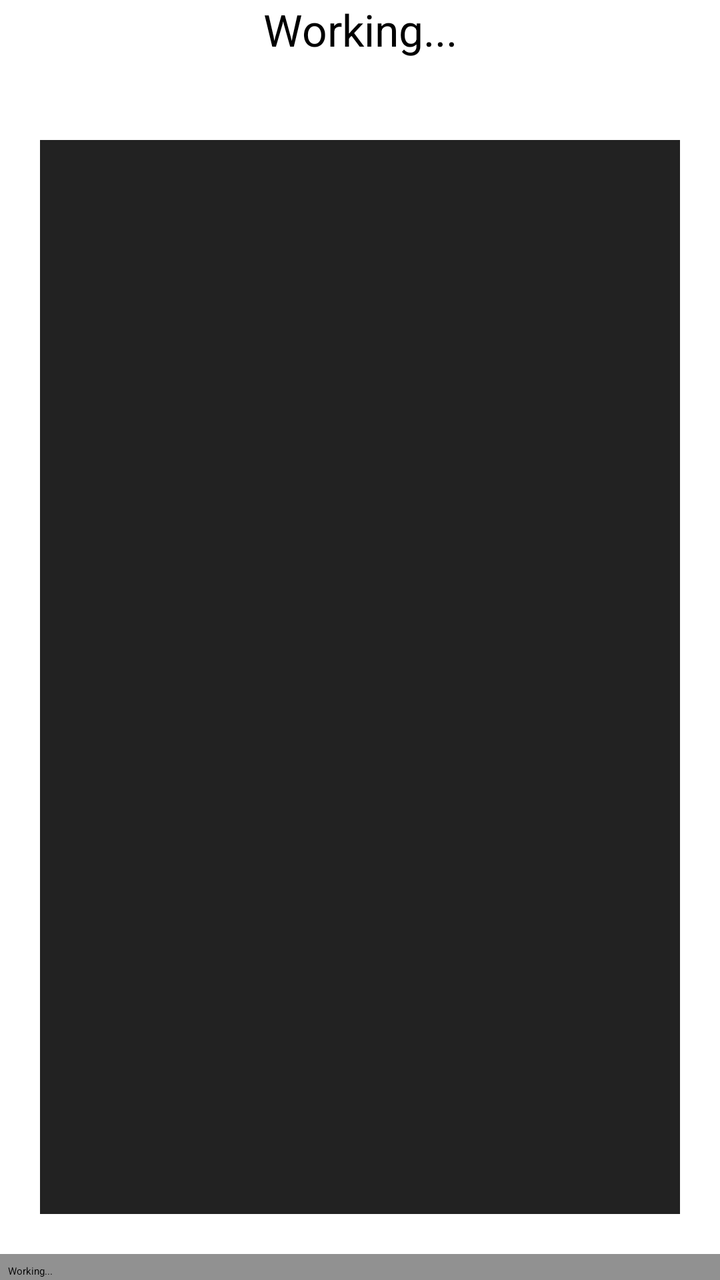
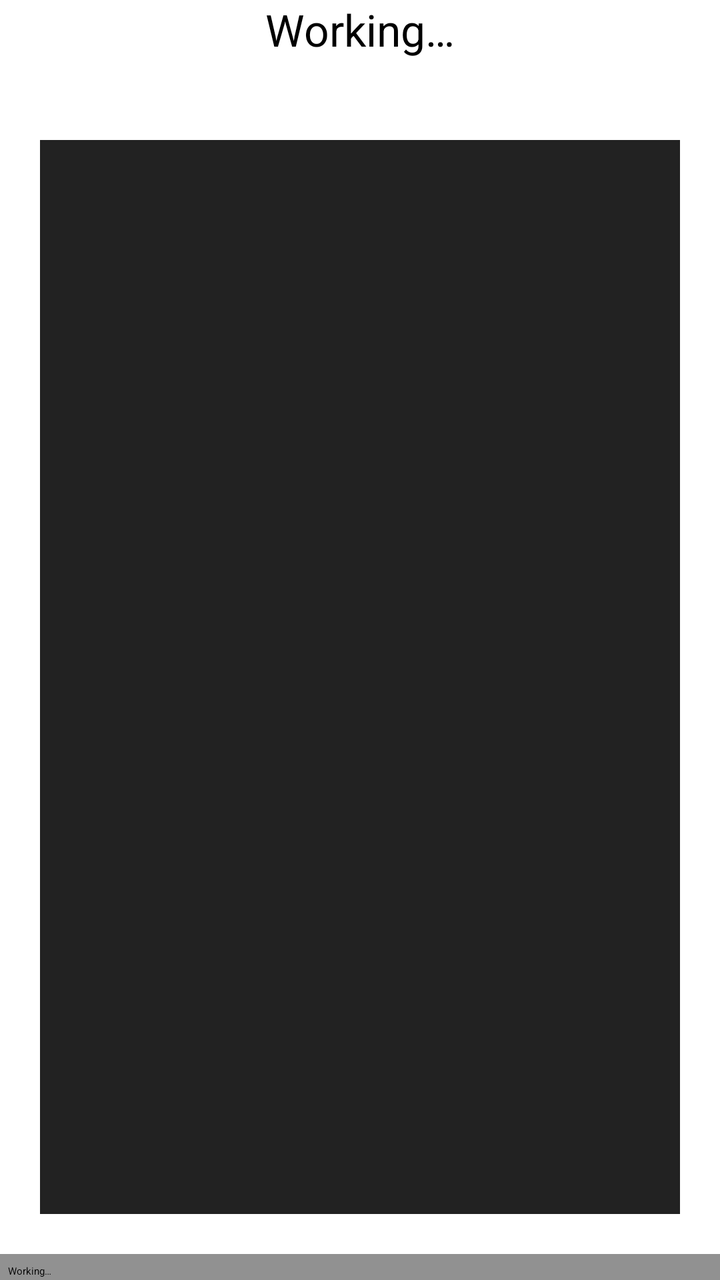

Screens rendered from an Android XML layout before and after an edit, with the pre-edit source and the edit as a unified diff.
<!-- AndroidManifest.xml: activity theme Theme.Superuser -->
<!-- res/layout/fragment_updater.xml -->
<?xml version="1.0" encoding="utf-8"?>
<RelativeLayout xmlns:android="http://schemas.android.com/apk/res/android"
    android:id="@+id/home_root"
    android:orientation="vertical"
    android:layout_width="fill_parent"
    android:layout_height="fill_parent"
    android:background="@android:color/white">

    <TextView android:id="@+id/status"
        style="@android:style/TextAppearance.Large"
        android:layout_width="fill_parent"
        android:layout_height="wrap_content"
        android:layout_alignParentTop="true"
        android:layout_centerHorizontal="true"
        android:gravity="center"
        android:text="@string/updater_working" />

    <ListView android:id="@android:id/list"
        android:layout_width="wrap_content"
        android:layout_height="match_parent"
        android:layout_alignParentTop="true"
        android:layout_above="@+id/button_bar"
        android:layout_alignParentLeft="true"
        android:layout_alignParentRight="true"
        android:layout_marginTop="70dip"
        android:layout_marginBottom="20dip"
        android:layout_marginLeft="20dip"
        android:layout_marginRight="20dip"
        android:padding="3dp"
        android:divider="@android:color/transparent"
        android:listSelector="@android:color/transparent"
        android:cacheColorHint="@color/console_background"
        android:background="@color/console_background"
        android:transcriptMode="alwaysScroll" />

    <LinearLayout android:id="@id/button_bar"
        android:layout_width="fill_parent"
        android:layout_height="wrap_content"
        android:layout_alignParentBottom="true"
        android:layout_centerHorizontal="true"
        android:orientation="horizontal"
        android:paddingTop="5dip"
        android:paddingLeft="4dip"
        android:paddingRight="4dip"
        android:paddingBottom="1dip"
        android:background="@color/title_split_background">
        <Button android:id="@+id/action_button"
            android:layout_width="0dip"
            android:layout_height="wrap_content"
            android:layout_weight="1"
            android:text="@string/updater_working"
            android:enabled="false" />
    </LinearLayout>

</RelativeLayout>
<!-- resources referenced by this layout -->
<resources>
  <color name="console_background">#222222</color>
  <color name="title_split_background">#ff919191</color>
  <string name="updater_working">Working...</string>
  <style name="Theme.Superuser" parent="Theme.Sherlock.Light.DarkActionBar">
          <item name="actionBarStyle">@style/Widget.Superuser.ActionBar</item>
          <item name="android:actionBarStyle">@style/Widget.Superuser.ActionBar</item>
          <item name="absForceOverflow">true</item>
      </style>
  <style name="Widget.Superuser.ActionBar" parent="Widget.Sherlock.Light.ActionBar.Solid.Inverse">
          <item name="background">@color/title_background</item>
          <item name="android:background">@color/title_background</item>
          <item name="backgroundSplit">@color/title_split_background</item>
          <item name="android:backgroundSplit">@color/title_split_background</item>
          <item name="displayOptions">useLogo|showHome</item>
          <item name="android:displayOptions">useLogo|showHome</item>
      </style>
  <color name="title_background">#ff5e5e5e</color>
</resources>

<!-- the commit's change to res/layout/fragment_updater.xml (unified diff, before → after) -->
@@ -3,8 +3,7 @@
     android:id="@+id/home_root"
     android:orientation="vertical"
     android:layout_width="fill_parent"
-    android:layout_height="fill_parent"
-    android:background="@android:color/white">
+    android:layout_height="fill_parent">
 
     <TextView android:id="@+id/status"
         style="@android:style/TextAppearance.Large"
<!-- resource entries referenced after the edit -->
@@ -2,11 +2,12 @@
 <resources>
   <color name="console_background">#222222</color>
   <color name="title_split_background">#ff919191</color>
-  <string name="updater_working">Working...</string>
+  <string name="updater_working">Working…</string>
   <style name="Theme.Superuser" parent="Theme.Sherlock.Light.DarkActionBar">
           <item name="actionBarStyle">@style/Widget.Superuser.ActionBar</item>
           <item name="android:actionBarStyle">@style/Widget.Superuser.ActionBar</item>
           <item name="absForceOverflow">true</item>
+          <item name="android:windowBackground">@android:color/white</item>
       </style>
   <style name="Widget.Superuser.ActionBar" parent="Widget.Sherlock.Light.ActionBar.Solid.Inverse">
           <item name="background">@color/title_background</item>
